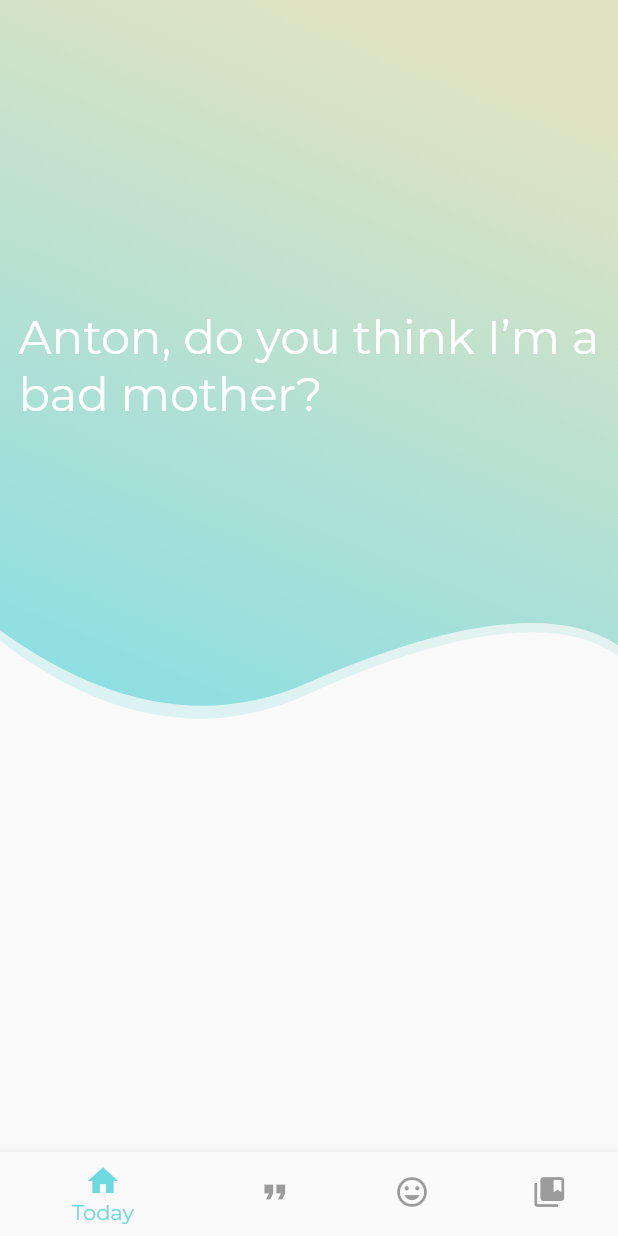
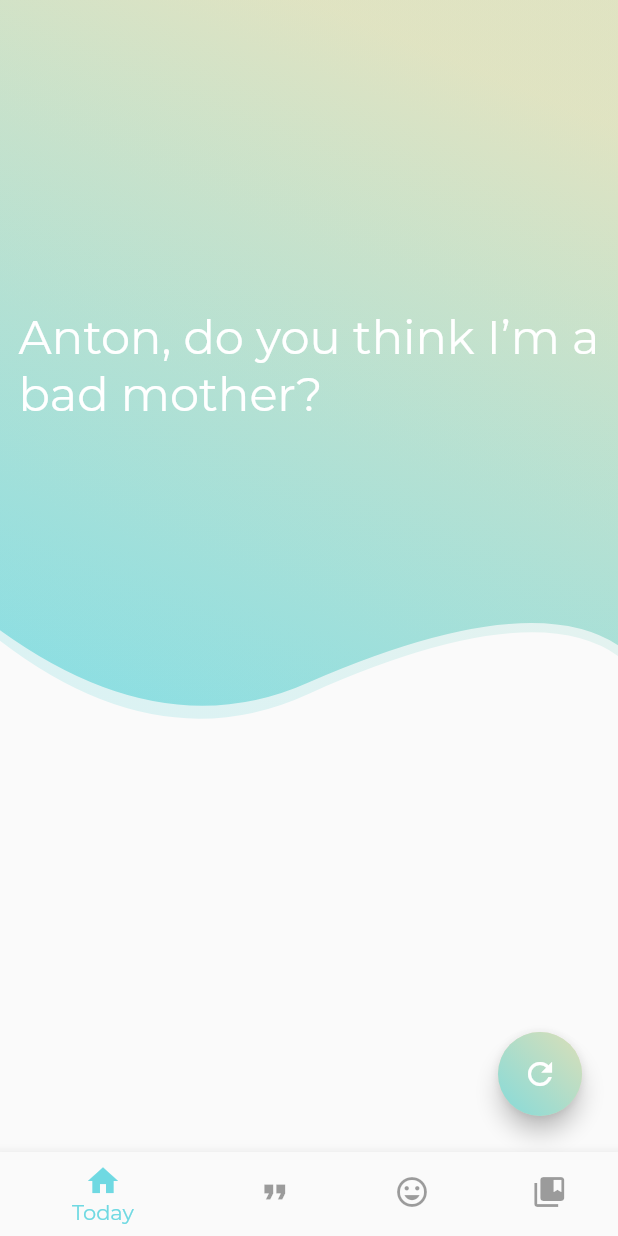
Before and after one commit to FilipLjubic/quote_and_joke, a Flutter app: the screen it shows after launch, swiped to page 3, on a phone screen of 412 x 824 dp. Run offline on Flutter 3.47's test engine with Material 2 defaults, Android fonts, the phone set to English and light mode, and no system bars; drawn by our look-alikes of carousel_slider; our stand-ins replace auto_size_text, firebase_core, flutter_hooks, hooks_riverpod, image_picker, like_button; missing offline and left inert: firebase_ml_vision; accounts and stored records are empty.

Commit message:
added refresh button with funcitonality to jokes screen

```diff
--- a/lib/utils/mixins/joke/joke_animation_mixin.dart
+++ b/lib/utils/mixins/joke/joke_animation_mixin.dart
@@ -50,4 +50,9 @@ mixin JokeAnimationMixin {
       showDelivery.state = !showDelivery.state;
     }
   }
+
+  void refreshScreen(BuildContext context) {
+    context.read(showDeliveryProvider).state = false;
+    fields.deliveryAnimationController.value = 0;
+  }
 }
--- a/lib/widgets/refresh_button.dart
+++ b/lib/widgets/refresh_button.dart
@@ -1,13 +1,34 @@
 import 'package:flutter/material.dart';
 
 class RefreshButton extends StatelessWidget {
+  const RefreshButton({this.onPressed});
+  final Function onPressed;
+
   @override
   Widget build(BuildContext context) {
     return Positioned(
       bottom: 24.0,
       right: 24.0,
-      child: Container(
-        decoration: BoxDecoration(shape: BoxShape.circle, color: Colors.black),
+      child: FloatingActionButton(
+        onPressed: onPressed,
+        child: Container(
+          height: 60,
+          width: 60,
+          decoration: BoxDecoration(
+            shape: BoxShape.circle,
+            gradient: LinearGradient(
+                begin: Alignment.bottomLeft,
+                end: Alignment.topRight,
+                colors: [
+                  Theme.of(context).primaryColor.withOpacity(0.8),
+                  Theme.of(context).accentColor.withOpacity(0.8),
+                ]),
+          ),
+          child: Icon(
+            Icons.refresh,
+            color: Colors.white,
+          ),
+        ),
       ),
     );
   }
```
Also changed, not shown: lib/screens/jokes.dart (+5 -5 lines).
